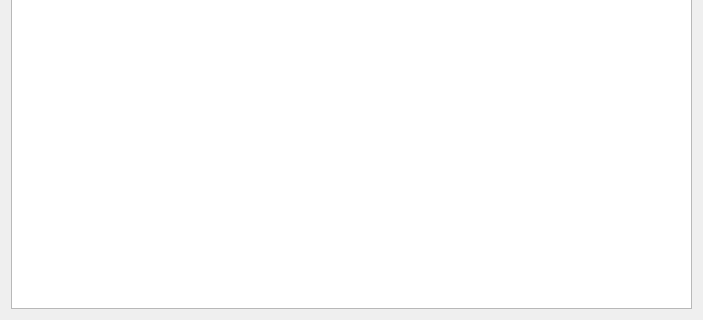
Above: ui/PlayerTabWidget.ui from probonopd/QTournament before the change; both pictures show x 0 to 703 and y 175 to 495 of the 703 by 495 pixel window. Below: the same form after it.
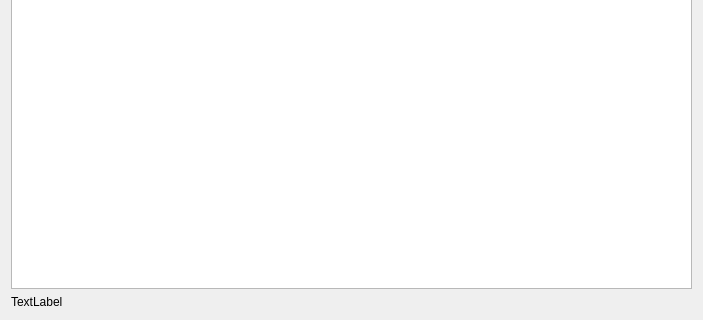
That is the form after the change. Icons and pictures are not drawn. Custom widgets are drawn as their Qt base class.

Commit message: Added a text label to the playertab, showing the total number of players in the tournament.

```diff
--- a/ui/PlayerTabWidget.ui
+++ b/ui/PlayerTabWidget.ui
@@ -41,6 +41,13 @@
        </property>
       </widget>
      </item>
+     <item>
+      <widget class="QLabel" name="laPlayerCount">
+       <property name="text">
+        <string>TextLabel</string>
+       </property>
+      </widget>
+     </item>
     </layout>
    </item>
   </layout>
```
The commit also changes 4 other files.
